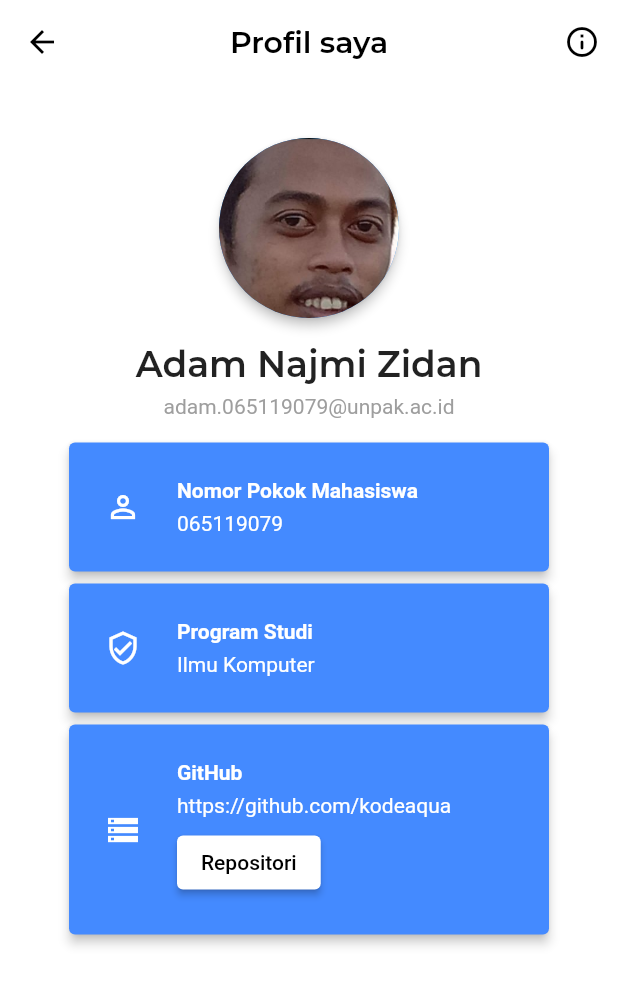
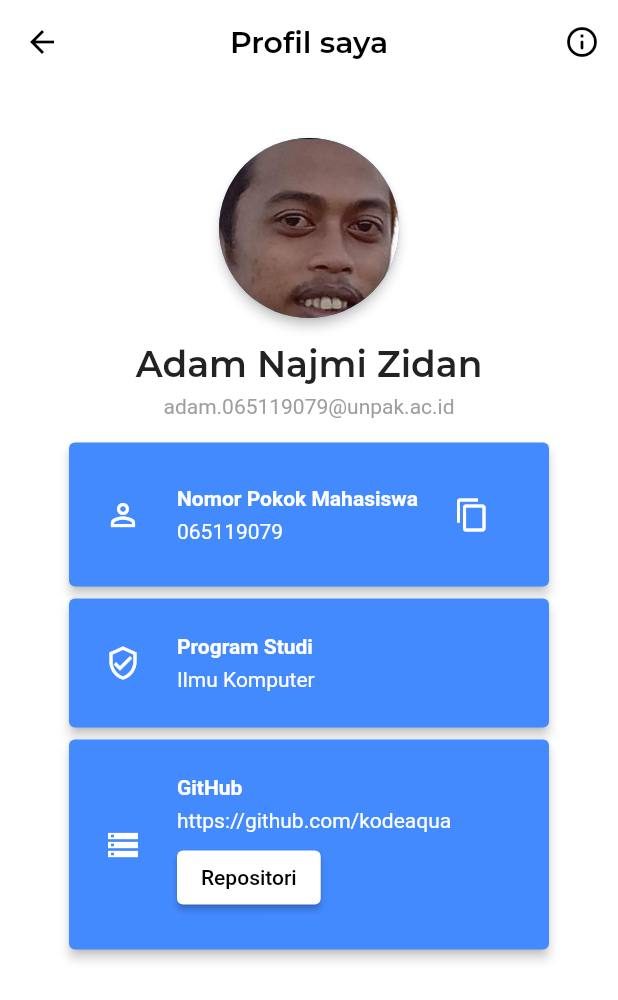
Before and after one commit to reyhan16/mobpro-tugas2, a Flutter app: the screen it shows after launch, on a phone screen of 412 x 824 dp. Shown: the top 1000 px of the screen. Run offline on Flutter 3.47's test engine with Material 2 defaults, Android fonts, the phone set to English and light mode, and no system bars; our stand-ins replace fluttertoast.

Commit message:
Add 'copy' button

```diff
--- a/lib/main.dart
+++ b/lib/main.dart
@@ -172,6 +172,24 @@ class _MyHomePageState extends State<MyHomePage> {
                                           style: TextStyle(color: Colors.white),
                                         ),
                                       ],
+                                    ),
+                                    const Padding(
+                                        padding: EdgeInsets.only(left: 12)),
+                                    IconButton(
+                                      icon: const Icon(
+                                        Icons.copy_outlined,
+                                        color: Colors.white,
+                                      ),
+                                      tooltip: "Salin NPM",
+                                      onPressed: () {
+                                        Fluttertoast.showToast(
+                                            msg: "NPM berhasil disalin!",
+                                            toastLength: Toast.LENGTH_SHORT,
+                                            gravity: ToastGravity.BOTTOM,
+                                            timeInSecForIosWeb: 1,
+                                            textColor: Colors.white,
+                                            fontSize: 16.0);
+                                      },
                                     )
                                   ],
                                 ))),
```
